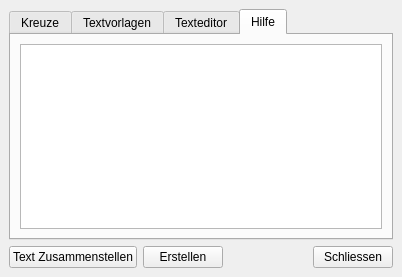
Old version of the form GradingWindow.ui in the repository str4el/grading.
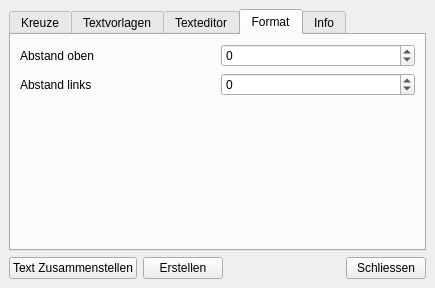
New version of the form. The open tabs and pages were chosen to show the change.

Commit message: Hilfe geschrieben und eingefügt.

What changed in the file:
```diff
--- a/GradingWindow.ui
+++ b/GradingWindow.ui
@@ -1,13 +1,13 @@
 <?xml version="1.0" encoding="UTF-8"?>
 <ui version="4.0">
  <class>GradingWindow</class>
- <widget class="QMainWindow" name="GradingWindow">
-  <property name="geometry">
+ <widget class="QMainWindow" name="GradingWindow" >
+  <property name="geometry" >
    <rect>
     <x>0</x>
     <y>0</y>
-    <width>402</width>
-    <height>277</height>
+    <width>435</width>
+    <height>288</height>
    </rect>
   </property>
   <property name="windowTitle">
@@ -1016,49 +1016,9 @@
           </item>
          </widget>
         </item>
-        <item row="5" column="0">
-         <widget class="QLabel" name="label_24">
-          <property name="text">
-           <string>Abstand oben</string>
-          </property>
-          <property name="buddy">
-           <cstring>offset_top</cstring>
-          </property>
-         </widget>
-        </item>
-        <item row="5" column="1">
-         <widget class="QSpinBox" name="offset_top">
-          <property name="minimum">
-           <number>-10</number>
-          </property>
-          <property name="maximum">
-           <number>10</number>
-          </property>
-         </widget>
-        </item>
-        <item row="5" column="2">
-         <widget class="QLabel" name="label_25">
-          <property name="text">
-           <string>Abstand links</string>
-          </property>
-          <property name="buddy">
-           <cstring>offset_left</cstring>
-          </property>
-         </widget>
-        </item>
-        <item row="5" column="3">
-         <widget class="QSpinBox" name="offset_left">
-          <property name="minimum">
-           <number>-10</number>
-          </property>
-          <property name="maximum">
-           <number>10</number>
-          </property>
-         </widget>
-        </item>
-        <item row="1" column="0">
-         <widget class="QLabel" name="label_22">
-          <property name="text">
+        <item row="1" column="0" >
+         <widget class="QLabel" name="label_22" >
+          <property name="text" >
            <string>Kentnisse</string>
           </property>
           <property name="buddy">
@@ -1092,13 +1052,81 @@
         </item>
        </layout>
       </widget>
-      <widget class="QWidget" name="tab4">
-       <attribute name="title">
-        <string>Hilfe</string>
+      <widget class="QWidget" name="tab4" >
+       <attribute name="title" >
+        <string>Format</string>
        </attribute>
-       <layout class="QVBoxLayout" name="verticalLayout_3">
+       <layout class="QVBoxLayout" name="verticalLayout_4" >
         <item>
-         <widget class="QTextBrowser" name="browser"/>
+         <layout class="QGridLayout" name="gridLayout_3" >
+          <item row="0" column="0" >
+           <widget class="QLabel" name="label_24" >
+            <property name="text" >
+             <string>Abstand oben</string>
+            </property>
+            <property name="buddy" >
+             <cstring>offset_top</cstring>
+            </property>
+           </widget>
+          </item>
+          <item row="0" column="1" >
+           <widget class="QSpinBox" name="offset_top" >
+            <property name="minimum" >
+             <number>-10</number>
+            </property>
+            <property name="maximum" >
+             <number>10</number>
+            </property>
+           </widget>
+          </item>
+          <item row="1" column="0" >
+           <widget class="QLabel" name="label_25" >
+            <property name="text" >
+             <string>Abstand links</string>
+            </property>
+            <property name="buddy" >
+             <cstring>offset_left</cstring>
+            </property>
+           </widget>
+          </item>
+          <item row="1" column="1" >
+           <widget class="QSpinBox" name="offset_left" >
+            <property name="minimum" >
+             <number>-10</number>
+            </property>
+            <property name="maximum" >
+             <number>10</number>
+            </property>
+           </widget>
+          </item>
+         </layout>
+        </item>
+        <item>
+         <spacer name="verticalSpacer" >
+          <property name="orientation" >
+           <enum>Qt::Vertical</enum>
+          </property>
+          <property name="sizeHint" stdset="0" >
+           <size>
+            <width>20</width>
+            <height>127</height>
+           </size>
+          </property>
+         </spacer>
+        </item>
+       </layout>
+      </widget>
+      <widget class="QWidget" name="tab5" >
+       <attribute name="title" >
+        <string>Info</string>
+       </attribute>
+       <layout class="QVBoxLayout" name="verticalLayout_3" >
+        <item>
+         <widget class="QTextBrowser" name="browser" >
+          <property name="openExternalLinks" >
+           <bool>true</bool>
+          </property>
+         </widget>
         </item>
        </layout>
       </widget>
```
Left out of the diff: 741 changed lines with no effect on the pictures. The commit also changes 1 other file.
